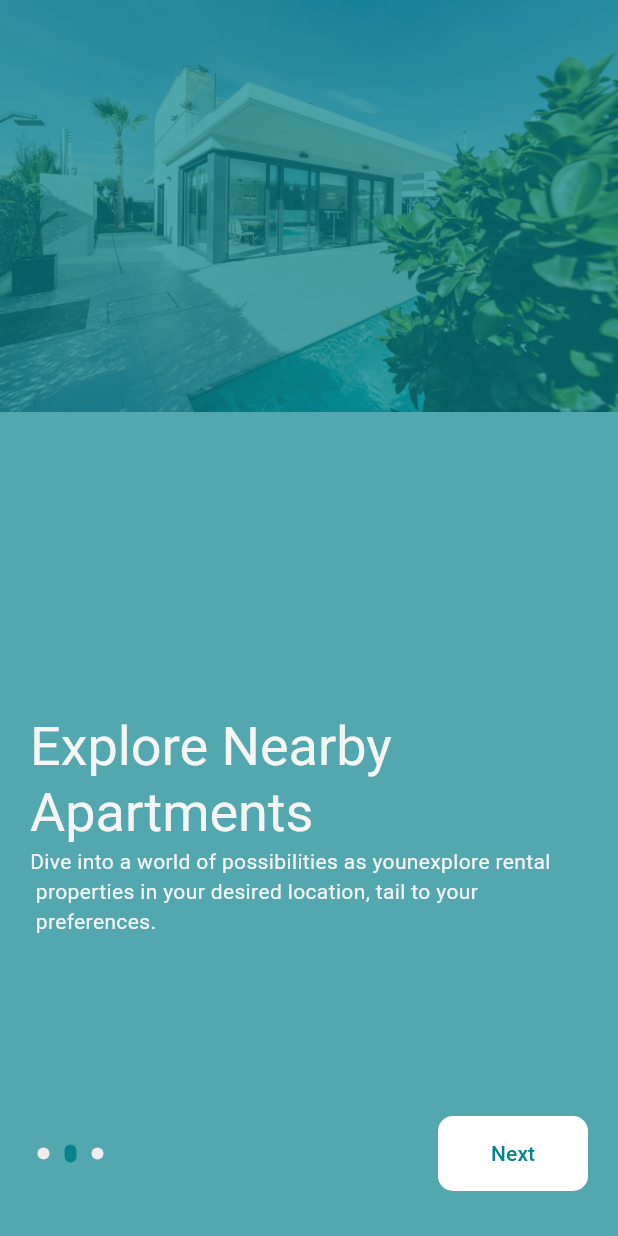
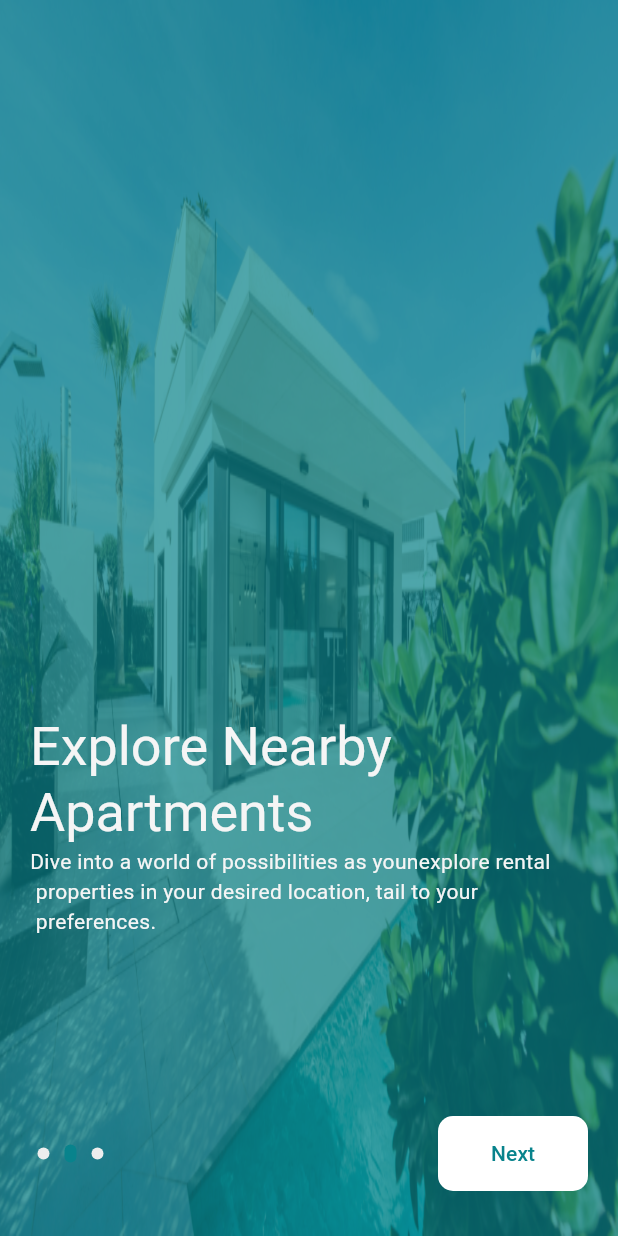
Before and after one commit to sayedyounis00/nestify, a Flutter app: the screen it shows after launch, swiped to page 2, on a phone screen of 412 x 824 dp. Run offline on Flutter 3.47's test engine with Material 3 defaults, Android fonts, the phone set to English and light mode, and no system bars; our stand-ins replace firebase_core, get; accounts and stored records are empty.

Commit message:
fix error in ui

```diff
--- a/lib/features/splash/presentation/view/landing_view.dart
+++ b/lib/features/splash/presentation/view/landing_view.dart
@@ -14,7 +14,8 @@ class _LandingViewState extends State<LandingView> {
 
   @override
   Widget build(BuildContext context) {
-    return PageView.builder(
+    return Scaffold(
+      body: PageView.builder(
         onPageChanged: (value) {
           LandingData.currentPage = value;
         },
@@ -28,6 +29,7 @@ class _LandingViewState extends State<LandingView> {
             pageController: _pageController,
           );
         },
+      ),
     );
   }
 }
--- a/lib/features/splash/presentation/view/widgets/landing_view_body.dart
+++ b/lib/features/splash/presentation/view/widgets/landing_view_body.dart
@@ -17,7 +17,7 @@ class LandingViewBody extends StatelessWidget {
   @override
   Widget build(BuildContext context) {
     return Stack(
-      // fit: StackFit.expand,
+      fit: StackFit.expand,
       children: [
         CustomImage(landingModel: landingModel),
         Container(color: AppColor.primaryColor.withOpacity(0.7)),
```
Lines whose indentation alone changed are shown as unchanged.
